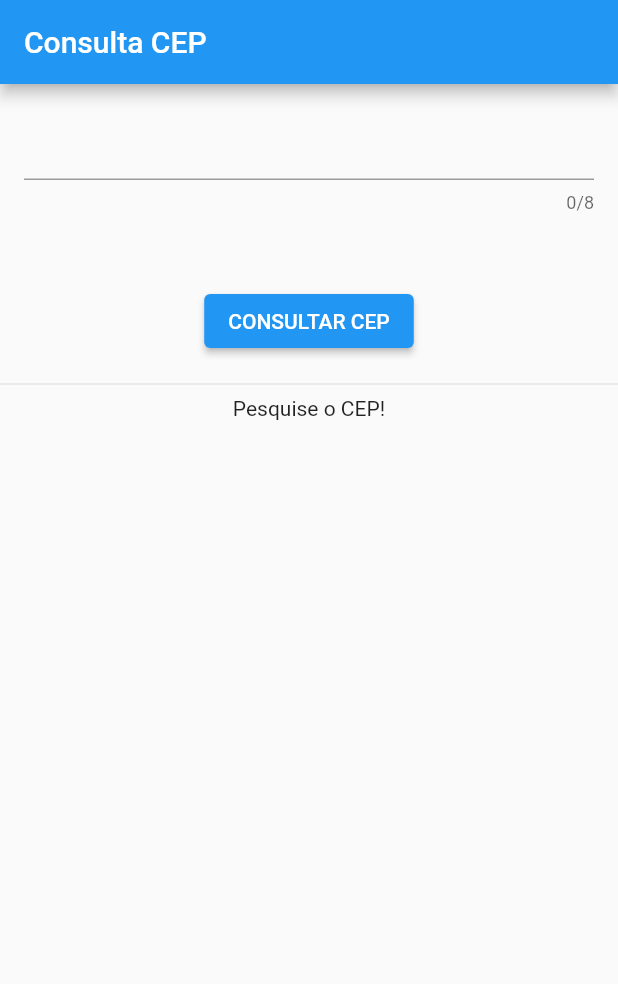
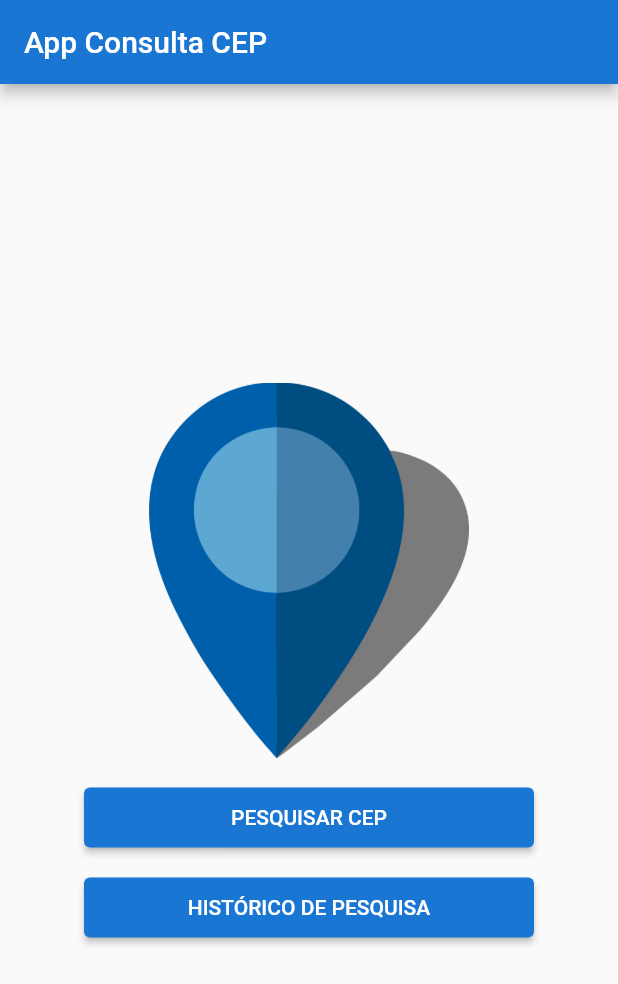
Before and after one commit to yanpaulorc/consulta_cep, a Flutter app: the screen it shows after launch, on a phone screen of 412 x 824 dp. Shown: the top 984 px of the screen. Run offline on Flutter 3.47's test engine with Material 2 defaults, Android fonts, the phone set to English and light mode, and no system bars; our stand-ins replace sqflite; accounts and stored records are empty.

Commit message:
Atualização de pages

```diff
--- a/lib/main.dart
+++ b/lib/main.dart
@@ -13,7 +13,18 @@ class MyApp extends StatelessWidget {
     return MaterialApp(
       title: 'Consulta CEP',
       theme: ThemeData(
-        primarySwatch: Colors.blue,
+        primarySwatch: const MaterialColor(0xFF1976d2, {
+          50: Color(0xFFe3f2fd),
+          100: Color(0xFFbbdefb),
+          200: Color(0xFF90caf9),
+          300: Color(0xFF64b5f6),
+          400: Color(0xFF42a5f5),
+          500: Color(0xFF2196f3),
+          600: Color(0xFF1e88e5),
+          700: Color(0xFF1976d2),
+          800: Color(0xFF1565c0),
+          900: Color(0xFF0d47a1),
+        }),
       ),
       home: const HomePage(),
     );
--- a/lib/model/cep.dart
+++ b/lib/model/cep.dart
@@ -9,10 +9,6 @@ class Cep {
   String bairro;
   String localidade;
   String uf;
-  String ibge;
-  String gia;
-  String ddd;
-  String siafi;
   Cep({
     required this.cep,
     required this.logradouro,
@@ -20,10 +16,6 @@ class Cep {
     required this.bairro,
     required this.localidade,
     required this.uf,
-    required this.ibge,
-    required this.gia,
-    required this.ddd,
-    required this.siafi,
   });
 
   Map<String, dynamic> toMap() {
@@ -34,25 +26,17 @@ class Cep {
       'bairro': bairro,
       'localidade': localidade,
       'uf': uf,
-      'ibge': ibge,
-      'guia': gia,
-      'ddd': ddd,
-      'siafi': siafi,
     };
   }
 
   factory Cep.fromMap(Map<String, dynamic> map) {
     return Cep(
-      cep: map['cep'] as String,
-      logradouro: map['logradouro'] as String,
-      complemento: map['complemento'] as String,
-      bairro: map['bairro'] as String,
-      localidade: map['localidade'] as String,
-      uf: map['uf'] as String,
-      ibge: map['ibge'] as String,
-      gia: map['gia'] as String,
-      ddd: map['ddd'] as String,
-      siafi: map['siafi'] as String,
+      cep: map['cep'],
+      logradouro: map['logradouro'],
+      complemento: map['complemento'],
+      bairro: map['bairro'],
+      localidade: map['localidade'],
+      uf: map['uf'],
     );
   }
 
@@ -63,6 +47,6 @@ class Cep {
 
   @override
   String toString() {
-    return 'Cep(cep: $cep, logradouro: $logradouro, complemento: $complemento, bairro: $bairro, localidade: $localidade, uf: $uf, ibge: $ibge, gia: $gia, ddd: $ddd, siafi: $siafi)';
+    return 'cep: $cep, logradouro: $logradouro, complemento: $complemento, bairro: $bairro, localidade: $localidade, uf: $uf';
   }
 }
--- a/lib/pages/home_page.dart
+++ b/lib/pages/home_page.dart
@@ -1,64 +1,62 @@
-import 'package:consulta_cep/controller/cep_controller.dart';
-import 'package:consulta_cep/model/cep.dart';
+import 'package:consulta_cep/pages/consulta_page.dart';
+import 'package:consulta_cep/pages/historico_page.dart';
 import 'package:flutter/material.dart';
 
-class HomePage extends StatefulWidget {
+class HomePage extends StatelessWidget {
   const HomePage({Key? key}) : super(key: key);
 
-  @override
-  State<HomePage> createState() => _HomePageState();
+  void _goToPage(BuildContext context, Widget page) {
+    Navigator.of(context).push(
+      MaterialPageRoute(
+        builder: (context) => page,
+      ),
+    );
   }
-
-class _HomePageState extends State<HomePage> {
-  final _cepTextController = TextEditingController();
-  String dadosCep = '';
-  Cep? cep;
 
   @override
   Widget build(BuildContext context) {
     return Scaffold(
       appBar: AppBar(
-        title: const Text('Consulta CEP'),
+        title: const Text('App Consulta CEP'),
       ),
-      body: Column(
+      body: Center(
+        child: Column(
+          mainAxisAlignment: MainAxisAlignment.center,
           children: [
-          Padding(
-            padding: const EdgeInsets.all(16.0),
-            child: TextFormField(controller: _cepTextController, maxLength: 8),
+            SizedBox(
+              height: 250,
+              child: Image.asset(
+                'assets/images/location.png',
               ),
-          Padding(
-            padding: const EdgeInsets.all(8.0),
-            child: Text(dadosCep),
-          ),
-          ElevatedButton(
-            onPressed: () async {
-              cep = await CepController().buscarCEP(_cepTextController.text);
-              setState(
-                () {
-                  // dadosCep = CepController;
-                },
-              );
-            },
-            child: const Text('CONSULTAR CEP'),
             ),
             const SizedBox(
-            height: 10,
+              height: 20,
             ),
-          const Divider(),
-          Visibility(
-            visible: cep != null,
-            replacement: const Text("Pesquise o CEP!"),
-            child: Column(
-              children: [
-                Text("Cep: ${cep?.cep}"),
-                Text("Logradouro: ${cep?.logradouro}"),
-                Text("Bairro: ${cep?.bairro}"),
-                Text("Localidade: ${cep?.localidade}"),
-                Text("UF: ${cep?.uf}"),
+            SizedBox(
+              height: 40,
+              width: 300,
+              child: ElevatedButton(
+                onPressed: () {
+                  _goToPage(context, const ConsultaPage());
+                },
+                child: const Text('PESQUISAR CEP'),
+              ),
+            ),
+            const SizedBox(
+              height: 20,
+            ),
+            SizedBox(
+              height: 40,
+              width: 300,
+              child: ElevatedButton(
+                onPressed: () {
+                  _goToPage(context, const HistoricoPage());
+                },
+                child: const Text('HISTÓRICO DE PESQUISA'),
+              ),
+            ),
           ],
         ),
-          )
-        ],
       ),
     );
   }
```
Also changed, not shown: lib/database/database_sqlite.dart (added, +21 -0 lines), lib/pages/consulta_page.dart (added, +131 -0 lines), lib/pages/historico_page.dart (added, +159 -0 lines), pubspec.yaml (+4 -3 lines), assets/images/location.png (added), pubspec.lock, 1 other file. Lines whose indentation alone changed are shown as unchanged.
